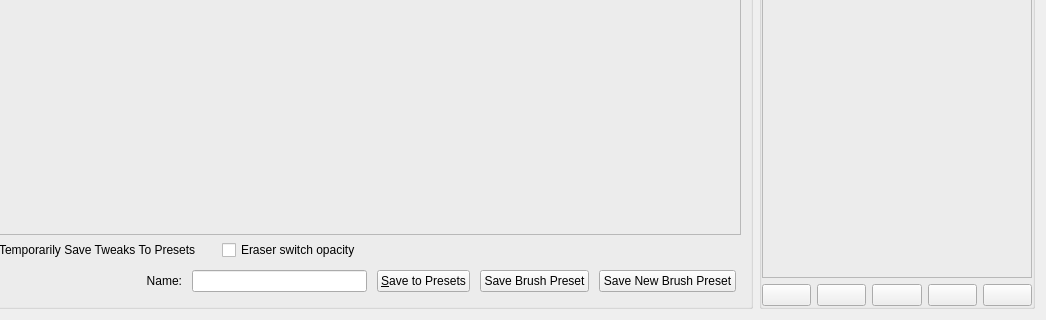
First picture: the form in libs/ui/forms/wdgpaintopsettings.ui, repository KDE/krita, before the edit; both pictures show x 385 to 1431 and y 192 to 512 of the 1431 by 512 pixel window.
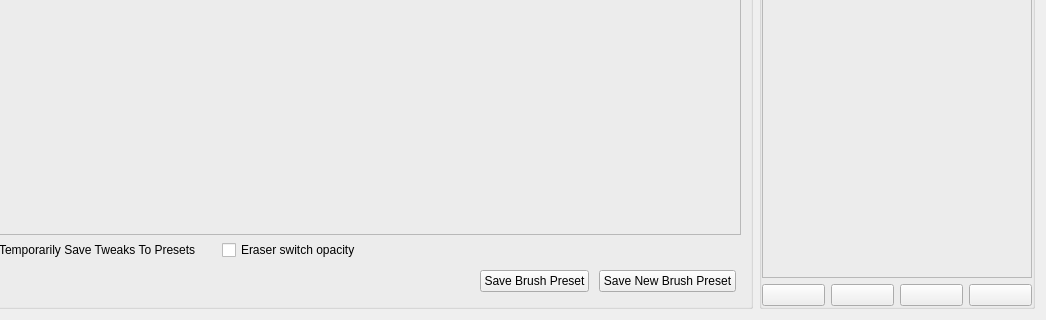
Second picture: the form after the edit. Custom widgets are drawn as their Qt base class.

Commit message: remove the scratchpad controls that dealt with the brush preset thumbnail. Also remove the save UI area on the brush editor that is not being used any more

What changed in the file:
```diff
--- a/libs/ui/forms/wdgpaintopsettings.ui
+++ b/libs/ui/forms/wdgpaintopsettings.ui
@@ -184,66 +184,6 @@
           </property>
          </spacer>
         </item>
-        <item>
-         <widget class="QLabel" name="label">
-          <property name="sizePolicy">
-           <sizepolicy hsizetype="Maximum" vsizetype="Preferred">
-            <horstretch>0</horstretch>
-            <verstretch>0</verstretch>
-           </sizepolicy>
-          </property>
-          <property name="minimumSize">
-           <size>
-            <width>0</width>
-            <height>0</height>
-           </size>
-          </property>
-          <property name="text">
-           <string>Name:</string>
-          </property>
-          <property name="alignment">
-           <set>Qt::AlignRight|Qt::AlignTrailing|Qt::AlignVCenter</set>
-          </property>
-         </widget>
-        </item>
-        <item>
-         <widget class="QLineEdit" name="txtPreset">
-          <property name="sizePolicy">
-           <sizepolicy hsizetype="MinimumExpanding" vsizetype="Preferred">
-            <horstretch>0</horstretch>
-            <verstretch>0</verstretch>
-           </sizepolicy>
-          </property>
-          <property name="minimumSize">
-           <size>
-            <width>100</width>
-            <height>0</height>
-           </size>
-          </property>
-          <property name="toolTip">
-           <string>Current Brush Preset. Typed in italic when the preset has unsaved settings.</string>
-          </property>
-          <property name="frame">
-           <bool>true</bool>
-          </property>
-         </widget>
-        </item>
-        <item>
-         <widget class="QPushButton" name="bnSave">
-          <property name="sizePolicy">
-           <sizepolicy hsizetype="Preferred" vsizetype="Preferred">
-            <horstretch>0</horstretch>
-            <verstretch>0</verstretch>
-           </sizepolicy>
-          </property>
-          <property name="toolTip">
-           <string>Save the current brush settings under this name</string>
-          </property>
-          <property name="text">
-           <string>&amp;Save to Presets</string>
-          </property>
-         </widget>
-        </item>
         <item>
          <widget class="QPushButton" name="saveBrushPresetButton">
           <property name="text">
@@ -316,17 +256,7 @@
        </widget>
       </item>
       <item>
-       <layout class="QHBoxLayout" name="horizontalLayout_2" stretch="0,0,0,0,0">
-        <item>
-         <widget class="QPushButton" name="paintPresetIcon">
-          <property name="toolTip">
-           <string>Fill preset area with current icon</string>
-          </property>
-          <property name="text">
-           <string/>
-          </property>
-         </widget>
-        </item>
+       <layout class="QHBoxLayout" name="horizontalLayout_2" stretch="0,0,0,0">
         <item>
          <widget class="QPushButton" name="fillLayer">
           <property name="text">
```
The commit also changes 4 other files.
